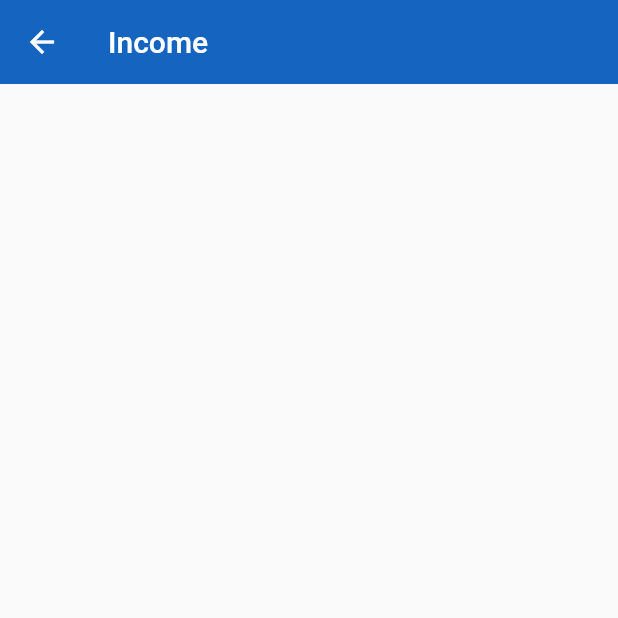
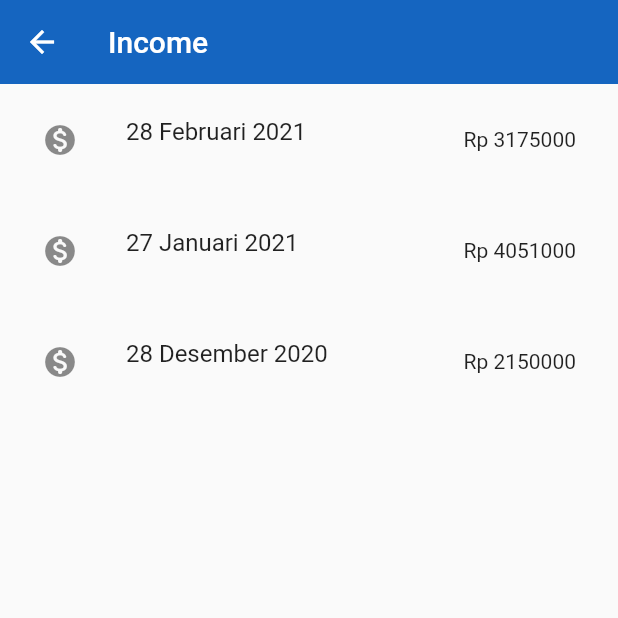
Before and after one commit to KevinJonathan117/Flutter-CheckClock, a Flutter app: the Income screen opened directly, on a phone screen of 412 x 824 dp, the top half of it. Run offline on Flutter 3.47's test engine with Material 2 defaults, Android fonts, the phone set to English and light mode, and no system bars; our stand-ins replace qr_flutter, table_calendar.

Commit message:
added income screen content

```diff
--- /dev/null
+++ b/lib/models/income_salary.dart
@@ -0,0 +1,6 @@
+class IncomeSalary {
+  String tanggal;
+  int nominal;
+
+  IncomeSalary({this.tanggal, this.nominal});
+}
--- a/lib/screens/menu/income.dart
+++ b/lib/screens/menu/income.dart
@@ -1,6 +1,13 @@
 import 'package:flutter/material.dart';
+import 'package:check_clock/models/income_salary.dart';
 
 class Income extends StatelessWidget {
+  List<IncomeSalary> incomeSalary = [
+    IncomeSalary(tanggal: "28 Februari 2021", nominal: 3175000),
+    IncomeSalary(tanggal: "27 Januari 2021", nominal: 4051000),
+    IncomeSalary(tanggal: "28 Desember 2020", nominal: 2150000),
+  ];
+
   @override
   Widget build(BuildContext context) {
     return Scaffold(
@@ -9,6 +16,29 @@ class Income extends StatelessWidget {
         backgroundColor: Colors.blue[800],
         elevation: 0,
       ),
+      body: Container(
+        child: ListView.builder(
+            itemCount: incomeSalary.length,
+            itemBuilder: (context, index) {
+              return Padding(
+                padding:
+                    const EdgeInsets.symmetric(vertical: 1.0, horizontal: 4.0),
+                child: Padding(
+                  padding: const EdgeInsets.all(8.0),
+                  child: ListTile(
+                    title: Padding(
+                      padding: const EdgeInsets.fromLTRB(0, 0, 0, 10),
+                      child: Text(incomeSalary[index].tanggal),
+                    ),
+                    leading: Icon(Icons.monetization_on_rounded),
+                    trailing: Text(
+                      "Rp ${incomeSalary[index].nominal}",
+                    ),
+                  ),
+                ),
+              );
+            }),
+      ),
     );
   }
 }
```
